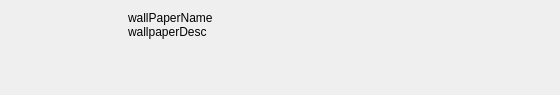
The window that kde/kaptan/src/gui/uiitem.ui (pars-linux/uludag) describes before a commit, drawn with Qt 5.
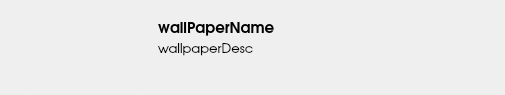
The same window after the commit. Icons and pictures are not drawn.

```diff
--- a/kde/kaptan/src/gui/uiitem.ui
+++ b/kde/kaptan/src/gui/uiitem.ui
@@ -1,11 +1,11 @@
 <ui version="4.0" >
  <class>ServiceItemWidget</class>
- <widget class="QWidget" name="ServiceItemWidget" >
-  <property name="geometry" >
+ <widget class="QWidget" name="ServiceItemWidget">
+  <property name="geometry">
    <rect>
     <x>0</x>
     <y>0</y>
-    <width>560</width>
+    <width>505</width>
     <height>95</height>
    </rect>
   </property>
@@ -18,10 +18,10 @@
   <property name="windowTitle" >
    <string>Form</string>
   </property>
-  <layout class="QGridLayout" name="gridLayout" >
-   <item row="0" column="0" >
-    <widget class="QLabel" name="labelStatus" >
-     <property name="minimumSize" >
+  <layout class="QGridLayout" name="gridLayout">
+   <item row="0" column="1">
+    <widget class="QLabel" name="labelStatus">
+     <property name="minimumSize">
       <size>
        <width>111</width>
        <height>90</height>
@@ -33,7 +33,10 @@
        <height>90</height>
       </size>
      </property>
-     <property name="text" >
+     <property name="styleSheet">
+      <string>border: 1px solid rgb(236, 236, 236, 100);</string>
+     </property>
+     <property name="text">
       <string/>
      </property>
      <property name="pixmap" >
@@ -44,28 +47,45 @@
      </property>
     </widget>
    </item>
-   <item row="0" column="1" >
-    <layout class="QVBoxLayout" name="verticalLayout" >
-     <property name="spacing" >
-      <number>0</number>
+   <item row="0" column="2">
+    <layout class="QVBoxLayout" name="verticalLayout">
+     <property name="spacing">
+      <number>5</number>
      </property>
      <property name="sizeConstraint" >
       <enum>QLayout::SetNoConstraint</enum>
      </property>
-     <property name="topMargin" >
-      <number>0</number>
+     <property name="leftMargin">
+      <number>15</number>
+     </property>
+     <property name="topMargin">
+      <number>5</number>
+     </property>
+     <property name="rightMargin">
+      <number>15</number>
      </property>
      <item>
-      <widget class="QLabel" name="labelName" >
-       <property name="text" >
+      <widget class="QLabel" name="labelName">
+       <property name="font">
+        <font>
+         <family>URW Gothic L</family>
+         <pointsize>11</pointsize>
+         <weight>75</weight>
+         <bold>true</bold>
+        </font>
+       </property>
+       <property name="text">
         <string>wallPaperName</string>
        </property>
       </widget>
      </item>
      <item>
-      <widget class="QLabel" name="labelDesc" >
-       <property name="styleSheet" >
-        <string notr="true" />
+      <widget class="QLabel" name="labelDesc">
+       <property name="font">
+        <font>
+         <family>URW Gothic L</family>
+         <pointsize>10</pointsize>
+        </font>
        </property>
        <property name="text" >
         <string>wallpaperDesc</string>
@@ -87,14 +107,17 @@
      </item>
     </layout>
    </item>
-   <item row="0" column="2" >
-    <spacer name="horizontalSpacer" >
-     <property name="orientation" >
+   <item row="0" column="0">
+    <spacer name="horizontalSpacer_2">
+     <property name="orientation">
       <enum>Qt::Horizontal</enum>
      </property>
-     <property name="sizeHint" stdset="0" >
+     <property name="sizeType">
+      <enum>QSizePolicy::Fixed</enum>
+     </property>
+     <property name="sizeHint" stdset="0">
       <size>
-       <width>313</width>
+       <width>15</width>
        <height>20</height>
       </size>
      </property>
```
Left out of the diff: 26 changed lines with no effect on the pictures.
